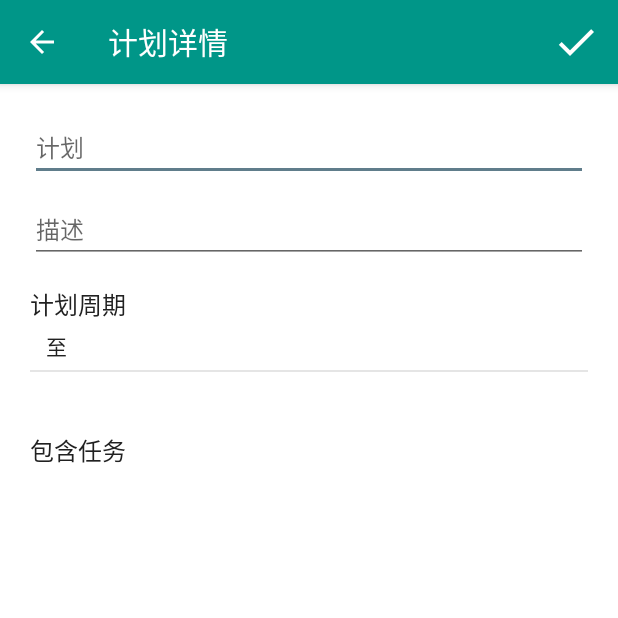
After one commit to ray945/CKT-TODO, an Android app: the PlanDetailActivity screen opened directly, with no data from a screen before it, on a phone screen of 412 x 824 dp, the top half of it. The commit adds this screen. Run offline under Robolectric (Android 15) with nearby library versions, the light colour scheme and no system bars; our stand-ins replace data binding; libraries missing offline, so code that uses them is left out: io.realm; 12 statements that could not run were skipped.

Commit message:
[Feature]计划详情页
[Solution Description]
    N/A
[Other Info]
    N/A

```diff
--- a/app/src/main/AndroidManifest.xml
+++ b/app/src/main/AndroidManifest.xml
@@ -57,6 +57,7 @@
 
         <activity android:name=".ui.TaskDetailActivity"></activity>
         <activity android:name=".ui.NewPlanActivity"></activity>
+        <activity android:name=".ui.PlanDetailActivity"></activity>
     </application>
 
 </manifest>
--- a/app/src/main/java/com/ckt/ckttodo/ui/NewNoteActivity.java
+++ b/app/src/main/java/com/ckt/ckttodo/ui/NewNoteActivity.java
@@ -92,11 +92,7 @@ public class NewNoteActivity extends AppCompatActivity {
             case android.R.id.home:
                 show();
                 break;
-
-
         }
-
-
         return super.onOptionsItemSelected(item);
     }
 
--- /dev/null
+++ b/app/src/main/java/com/ckt/ckttodo/ui/PlanDetailActivity.java
@@ -0,0 +1,194 @@
+package com.ckt.ckttodo.ui;
+
+import android.app.AlertDialog;
+import android.content.Context;
+import android.content.DialogInterface;
+import android.content.Intent;
+import android.databinding.DataBindingUtil;
+import android.os.Bundle;
+import android.support.v7.app.AppCompatActivity;
+import android.support.v7.widget.LinearLayoutManager;
+import android.view.KeyEvent;
+import android.view.Menu;
+import android.view.MenuItem;
+import android.view.View;
+import android.view.inputmethod.InputMethodManager;
+import android.widget.Toast;
+
+import com.ckt.ckttodo.R;
+import com.ckt.ckttodo.database.DatebaseHelper;
+import com.ckt.ckttodo.database.Plan;
+import com.ckt.ckttodo.databinding.ActivityPlanDetailBinding;
+import com.ckt.ckttodo.util.TaskListAdapter;
+import com.ckt.ckttodo.widgt.TaskDateDialog;
+
+import java.text.SimpleDateFormat;
+import java.util.Calendar;
+import java.util.Timer;
+import java.util.TimerTask;
+
+import io.realm.Realm;
+
+public class PlanDetailActivity extends AppCompatActivity implements View.OnClickListener {
+
+    private static final String PLAN_ID = "planId";
+    private ActivityPlanDetailBinding mActivityPlanDetailBinding;
+    private String planId;
+    private int flag = 1;
+    private TaskDateDialog mTaskDateDialog;
+    private Calendar mCalendar;
+    private SimpleDateFormat mDateFormat = new SimpleDateFormat("MM月dd日");
+    private long planStartTime;
+    private long planEndTime;
+    private Plan plan;
+
+    @Override
+    protected void onCreate(Bundle savedInstanceState) {
+        super.onCreate(savedInstanceState);
+        getSupportActionBar().setDisplayHomeAsUpEnabled(true);
+        getSupportActionBar().setTitle(getResources().getString(R.string.planDetail));
+        mActivityPlanDetailBinding = DataBindingUtil.setContentView(this, R.layout.activity_plan_detail);
+        init();
+    }
+
+    private void init() {
+        getData();
+        Timer timer = new Timer();
+        timer.schedule(new TimerTask() {
+            @Override
+            public void run() {
+                InputMethodManager inputManager = (InputMethodManager) PlanDetailActivity.this.getSystemService(Context.INPUT_METHOD_SERVICE);
+                inputManager.showSoftInput(mActivityPlanDetailBinding.etPlanTitle, 0);
+            }
+        }, 200);
+        mActivityPlanDetailBinding.tvDetailStartTime.setOnClickListener(this);
+        mActivityPlanDetailBinding.tvDetailEndTime.setOnClickListener(this);
+        mTaskDateDialog = new TaskDateDialog(this, new TaskDateDialog.ClickedSureListener() {
+            @Override
+            public void onClickedSureListener(Calendar cal) {
+                mCalendar = cal;
+                if (flag == 1) {
+                    mActivityPlanDetailBinding.tvDetailStartTime.setText(mDateFormat.format(cal.getTime()));
+                    planStartTime = cal.getTime().getTime();
+                } else {
+                    if (flag == 2) {
+                        mActivityPlanDetailBinding.tvDetailEndTime.setText(mDateFormat.format(cal.getTime()));
+                        planEndTime = cal.getTime().getTime();
+                    }
+                }
+                if (planStartTime > planEndTime) {
+                    toast();
+                }
+                mTaskDateDialog.dismiss();
+            }
+        });
+    }
+
+    private void toast() {
+        Toast.makeText(this, "亲结束时间要比开始时间要晚的哦！", Toast.LENGTH_SHORT).show();
+    }
+
+
+    private void getData() {
+        Intent intent = getIntent();
+        planId = intent.getStringExtra(PLAN_ID);
+        DatebaseHelper.getInstance(PlanDetailActivity.this).getRealm().executeTransaction(new Realm.Transaction() {
+            @Override
+            public void execute(Realm realm) {
+                plan = DatebaseHelper.getInstance(PlanDetailActivity.this).getRealm().where(Plan.class).equalTo(PLAN_ID, planId).findFirst();
+                mActivityPlanDetailBinding.setPlan(plan);
+            }
+        });
+        planStartTime = plan.getStartTime();
+        planEndTime = plan.getEndTime();
+        TaskListAdapter tasklistAdapter = new TaskListAdapter(this, plan.getEventTasks());
+        LinearLayoutManager layoutManager = new LinearLayoutManager(this, LinearLayoutManager.VERTICAL, false);
+        mActivityPlanDetailBinding.rvTask.setLayoutManager(layoutManager);
+        mActivityPlanDetailBinding.rvTask.setAdapter(tasklistAdapter);
+    }
+
+    @Override
+    public boolean onOptionsItemSelected(MenuItem item) {
+        switch (item.getItemId()) {
+            case R.id.menu_sure:
+                savePlan();
+                break;
+            case android.R.id.home:
+                show();
+                break;
+
+        }
+        return super.onOptionsItemSelected(item);
+    }
+
+    @Override
+    public boolean onCreateOptionsMenu(Menu menu) {
+        getMenuInflater().inflate(R.menu.new_note, menu);
+        return super.onCreateOptionsMenu(menu);
+    }
+
+    @Override
+    public boolean onKeyDown(int keyCode, KeyEvent event) {
+        if (keyCode == KeyEvent.KEYCODE_BACK) {
+            show();
+        }
+        return super.onKeyDown(keyCode, event);
+    }
+
+    private void show() {
+        if (plan.getStartTime() == planStartTime && plan.getEndTime() == planEndTime && plan.getPlanName().equals(mActivityPlanDetailBinding.etPlanTitle.getText().toString().trim()) && plan.getPlanContent().equals(mActivityPlanDetailBinding.etPlanDescription.getText().toString().trim())) {
+            onBackPressed();
+        } else {
+            new AlertDialog.Builder(this).setTitle("是否保存？").setIcon(android.R.drawable.ic_dialog_info).setPositiveButton("是", new DialogInterface.OnClickListener() {
+
+                @Override
+                public void onClick(DialogInterface dialog, int which) {
+                    savePlan();
+                }
+            }).setNegativeButton("否", new DialogInterface.OnClickListener() {
+
+                @Override
+                public void onClick(DialogInterface dialog, int which) {
+                    onBackPressed();
+                }
+            }).show();
+        }
+    }
+
+    private void savePlan() {
+        if (mActivityPlanDetailBinding.etPlanTitle.getText().toString().trim().equals("") || mActivityPlanDetailBinding.etPlanDescription.getText().toString().trim().equals("")) {
+            Toast.makeText(PlanDetailActivity.this, "不能为空哦!", Toast.LENGTH_SHORT).show();
+        } else {
+            if (planStartTime > planEndTime) {
+                toast();
+            } else {
+                DatebaseHelper.getInstance(this).getRealm().executeTransaction(new Realm.Transaction() {
+                    @Override
+                    public void execute(Realm realm) {
+                        plan.setStartTime(planStartTime);
+                        plan.setEndTime(planEndTime);
+                        plan.setPlanName(mActivityPlanDetailBinding.etPlanTitle.getText().toString().trim());
+                        plan.setPlanContent(mActivityPlanDetailBinding.etPlanDescription.getText().toString().trim());
+                        realm.copyToRealmOrUpdate(plan);
+                    }
+                });
+                Toast.makeText(this, "修改成功", Toast.LENGTH_SHORT).show();
+            }
+        }
+        onBackPressed();
+
+    }
+
+    @Override
+    public void onClick(View v) {
+        switch (v.getId()) {
+            case R.id.tv_detailStartTime:
+                flag = 1;
+                break;
+            case R.id.tv_detailEndTime:
+                flag = 2;
+                break;
+        }
+        mTaskDateDialog.show();
+    }
+}
--- a/app/src/main/java/com/ckt/ckttodo/util/TranserverUtil.java
+++ b/app/src/main/java/com/ckt/ckttodo/util/TranserverUtil.java
@@ -1,6 +1,4 @@
 package com.ckt.ckttodo.util;
-
-import com.ckt.ckttodo.database.EventTask;
 
 import java.text.SimpleDateFormat;
 import java.util.Calendar;
@@ -18,6 +16,10 @@ public class TranserverUtil {
         return new SimpleDateFormat("HH:mm").format(new Date(time)).trim();
     }
 
+    public static String monthDay(Long time) {
+        return new SimpleDateFormat("MM月dd日").format(new Date(time)).trim();
+    }
+
     public static String millsToDate(long mills) {
         Calendar calendar = Calendar.getInstance();
         calendar.setTimeInMillis(mills);
--- /dev/null
+++ b/app/src/main/res/layout/activity_plan_detail.xml
@@ -0,0 +1,107 @@
+<?xml version="1.0" encoding="utf-8"?>
+<layout>
+
+    <data>
+
+        <variable
+            name="plan"
+            type="com.ckt.ckttodo.database.Plan"/>
+
+        <import type="com.ckt.ckttodo.util.TranserverUtil"/>
+    </data>
+
+    <LinearLayout
+        xmlns:android="http://schemas.android.com/apk/res/android"
+        xmlns:tools="http://schemas.android.com/tools"
+        android:layout_width="match_parent"
+        android:layout_height="match_parent"
+        android:background="@color/background_grey"
+        android:orientation="vertical"
+        tools:context="com.ckt.ckttodo.ui.PlanDetailActivity">
+
+        <LinearLayout
+            android:layout_width="match_parent"
+            android:layout_height="wrap_content"
+            android:background="#fff"
+            android:orientation="vertical"
+            android:padding="20dp">
+
+            <EditText
+                android:id="@+id/et_planTitle"
+                android:layout_width="match_parent"
+                android:layout_height="wrap_content"
+                android:hint="@string/plan"
+                android:text="@{plan.planName}"
+                android:textSize="16sp"/>
+
+            <EditText
+                android:id="@+id/et_planDescription"
+                android:layout_width="match_parent"
+                android:layout_height="wrap_content"
+                android:layout_marginTop="10dp"
+                android:hint="@string/planDescription"
+                android:maxLines="3"
+                android:text="@{plan.planContent}"
+                android:textSize="16sp"/>
+
+            <TextView
+                android:layout_width="wrap_content"
+                android:layout_height="wrap_content"
+                android:layout_marginTop="15dp"
+                android:text="@string/planCycle"
+                android:textSize="16sp"/>
+
+            <LinearLayout
+                android:layout_width="match_parent"
+                android:layout_height="wrap_content"
+                android:layout_marginTop="5dp"
+                android:orientation="horizontal"
+                android:weightSum="10">
+
+                <TextView
+                    android:id="@+id/tv_detailStartTime"
+                    style="@style/text"
+                    android:layout_marginLeft="5dp"
+                    android:text="@{TranserverUtil.monthDay(plan.startTime)}"
+                    />
+
+                <TextView
+                    style="@style/text"
+                    android:text="@string/to"/>
+
+                <TextView
+                    android:id="@+id/tv_detailEndTime"
+                    style="@style/text"
+                    android:text="@{TranserverUtil.monthDay(plan.endTime)}"
+                    />
+            </LinearLayout>
+
+            <TextView
+                android:layout_width="match_parent"
+                android:layout_height="1dp"
+                android:layout_marginTop="5dp"
+                android:background="@color/background_grey"/>
+        </LinearLayout>
+
+        <LinearLayout
+            android:layout_width="match_parent"
+            android:layout_height="match_parent"
+            android:background="#fff"
+            android:orientation="vertical"
+            android:padding="20dp">
+
+            <TextView
+                android:layout_width="wrap_content"
+                android:layout_height="wrap_content"
+                android:text="@string/containTask"
+                android:textSize="16sp"/>
+
+            <android.support.v7.widget.RecyclerView
+                android:id="@+id/rv_task"
+                android:layout_width="match_parent"
+                android:layout_height="match_parent">
+
+            </android.support.v7.widget.RecyclerView>
+        </LinearLayout>
+    </LinearLayout>
+</layout>
--- a/app/src/main/res/values/strings.xml
+++ b/app/src/main/res/values/strings.xml
@@ -156,5 +156,7 @@
     <string name="version">v0.1 Beta</string>
     <string name="sliding">>>>滑动解锁>>></string>
     <string name="hour">小时</string>
+    <string name="containTask">包含任务</string>
+    <string name="planDetail">计划详情</string>
 
 </resources>
--- a/app/src/main/res/values/styles.xml
+++ b/app/src/main/res/values/styles.xml
@@ -37,7 +37,8 @@
     <style name="text" parent="Theme.AppCompat.Light">
         <item name="android:gravity">center</item>
         <item name="android:clickable">true</item>
-        <item name="android:layout_weight">1</item>
+        <item name="android:textSize">14sp</item>
+        <item name="android:layout_marginRight">5dp</item>
         <item name="android:layout_height">wrap_content</item>
         <item name="android:layout_width">wrap_content</item>
     </style>
```
Also changed, not shown: app/src/main/java/com/ckt/ckttodo/ui/NewPlanActivity.java (+19 -14 lines), app/src/main/java/com/ckt/ckttodo/util/ProjectListAdapter.java (+17 -4 lines), app/src/main/java/com/ckt/ckttodo/util/TaskListAdapter.java (+3 -8 lines), app/src/main/res/layout/item_project_tasks.xml (+17 -19 lines).
